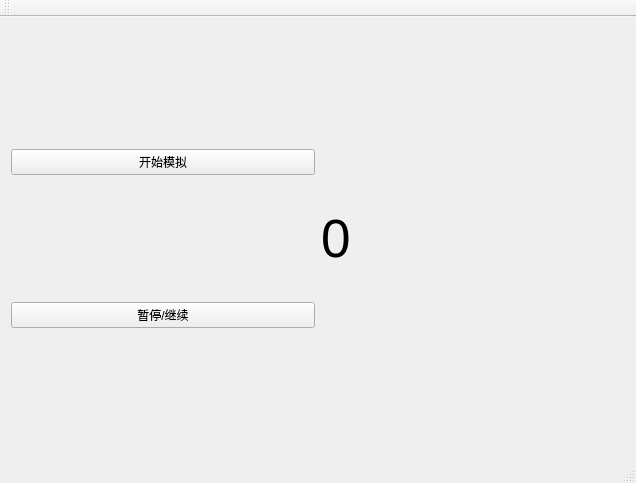
Above: projectCatch/mainwindow.ui from pobin6/graduation_project before the change. Below: the same form after it.
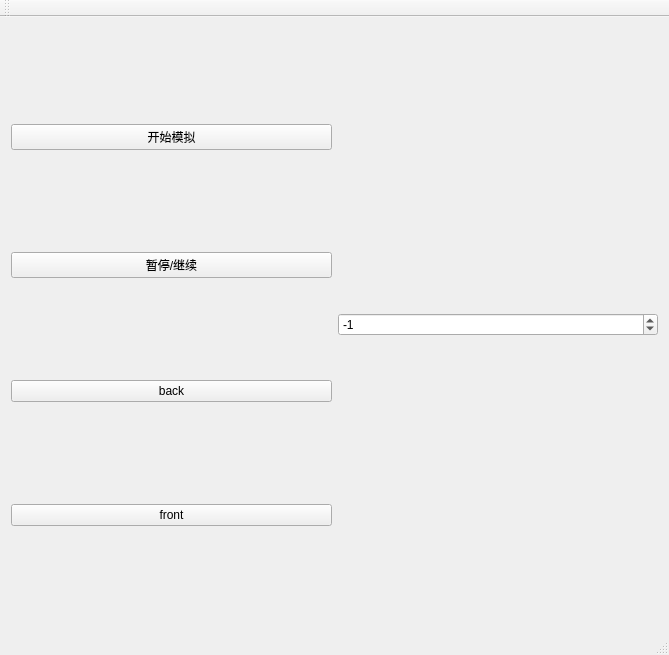
That is the form after the change.

What changed in the file:
```diff
--- a/projectCatch/mainwindow.ui
+++ b/projectCatch/mainwindow.ui
@@ -6,8 +6,8 @@
    <rect>
     <x>0</x>
     <y>0</y>
-    <width>636</width>
-    <height>483</height>
+    <width>669</width>
+    <height>655</height>
    </rect>
   </property>
   <property name="windowTitle">
@@ -39,21 +39,29 @@
           </property>
          </widget>
         </item>
+        <item>
+         <widget class="QPushButton" name="pushButton_3">
+          <property name="text">
+           <string>back</string>
+          </property>
+         </widget>
+        </item>
+        <item>
+         <widget class="QPushButton" name="pushButton_4">
+          <property name="text">
+           <string>front</string>
+          </property>
+         </widget>
+        </item>
        </layout>
       </item>
       <item>
-       <widget class="QLabel" name="label">
-        <property name="font">
-         <font>
-          <family>Ubuntu</family>
-          <pointsize>40</pointsize>
-         </font>
+       <widget class="QSpinBox" name="spinBox">
+        <property name="minimum">
+         <number>-30</number>
         </property>
-        <property name="text">
-         <string>0</string>
-        </property>
-        <property name="textFormat">
-         <enum>Qt::AutoText</enum>
+        <property name="value">
+         <number>-1</number>
         </property>
        </widget>
       </item>
```
Left out of the diff: 2 changed lines with no effect on the pictures.
